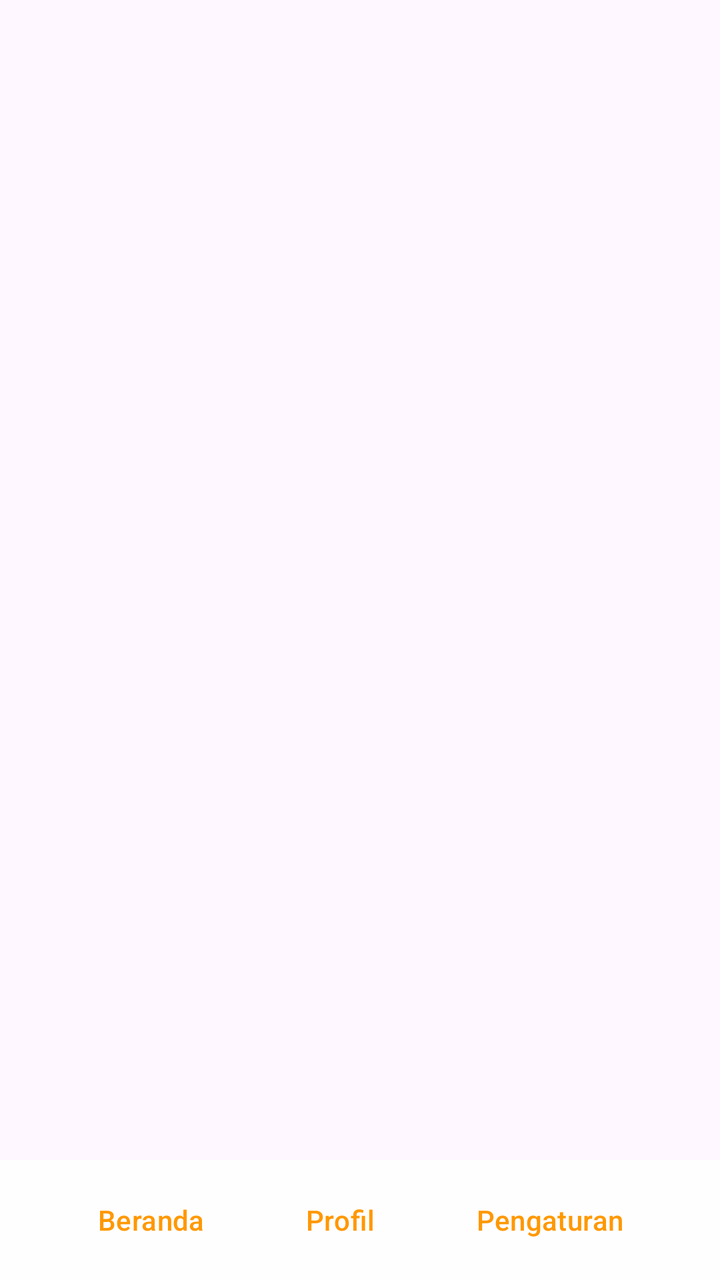
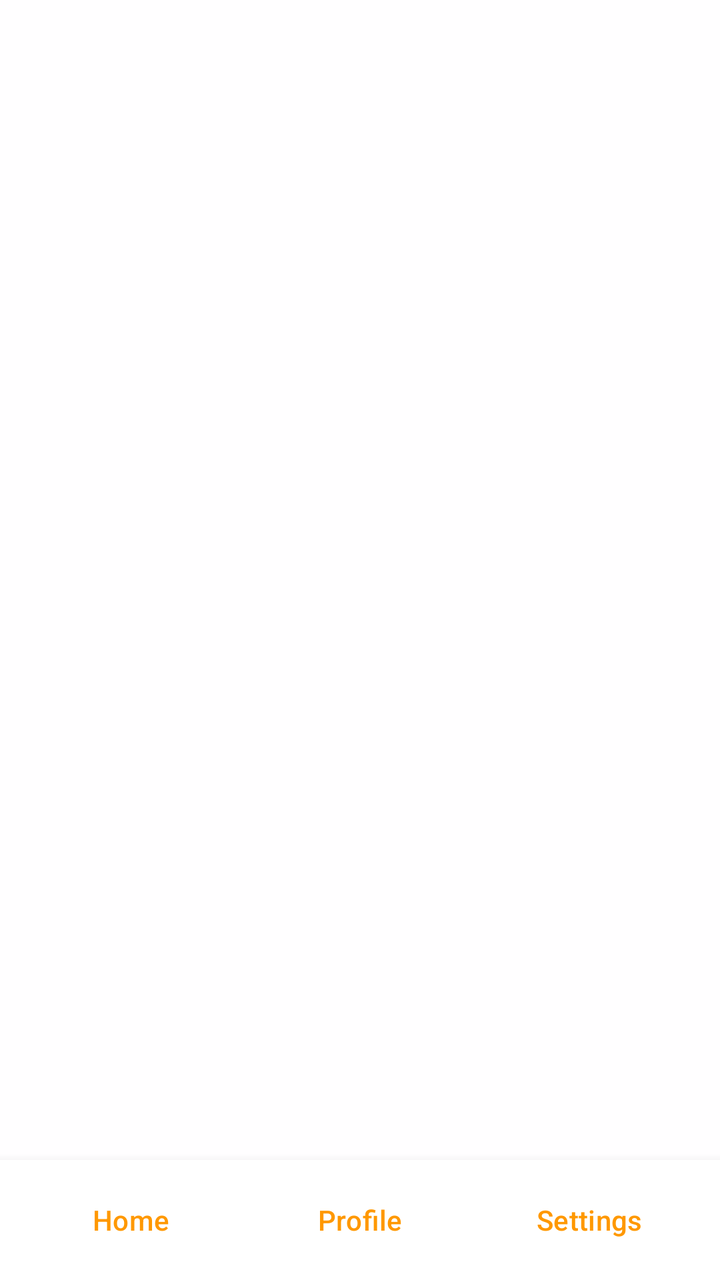

Compare the two renders of this Android layout. The source of the first and the diff that turns it into the second are given below.
<!-- AndroidManifest.xml: application theme Theme.SawitKu -->
<!-- res/layout/fragment_navbar.xml -->
<RelativeLayout xmlns:android="http://schemas.android.com/apk/res/android"
    android:layout_width="match_parent"
    android:layout_height="match_parent">

    
    <FrameLayout
        android:id="@+id/fragment_container"
        android:layout_width="match_parent"
        android:layout_height="match_parent"
        android:layout_above="@id/navbar" />

    
    <LinearLayout
        android:id="@+id/navbar"
        android:layout_width="match_parent"
        android:layout_height="60dp"
        android:background="@color/white90"
        android:orientation="horizontal"
        android:gravity="center"
        android:layout_alignParentBottom="true">

        <Button
            android:id="@+id/btnHome"
            android:layout_width="wrap_content"
            android:layout_height="wrap_content"
            android:background="@android:color/transparent"
            android:text="Beranda"
            android:textColor="#FF9800" />

        <Button
            android:id="@+id/btnProfile"
            android:layout_width="wrap_content"
            android:layout_height="wrap_content"
            android:background="@android:color/transparent"
            android:text="Profil"
            android:textColor="#FF9800" />

        <Button
            android:id="@+id/btnSetting"
            android:layout_width="wrap_content"
            android:layout_height="wrap_content"
            android:background="@android:color/transparent"
            android:text="Pengaturan"
            android:textColor="#FF9800" />
    </LinearLayout>
</RelativeLayout>
<!-- resources referenced by this layout -->
<resources>
  <color name="white90">#E6FFFFFF</color>
  <style name="Theme.SawitKu" parent="Base.Theme.SawitKu" />
  <style name="Base.Theme.SawitKu" parent="Theme.Material3.DayNight.NoActionBar">
          
          
      </style>
</resources>

<!-- the commit's change to res/layout/fragment_navbar.xml (unified diff, before → after) -->
@@ -1,10 +1,13 @@
 <RelativeLayout xmlns:android="http://schemas.android.com/apk/res/android"
+    android:id="@+id/rootLayout"
     android:layout_width="match_parent"
-    android:layout_height="match_parent">
+    android:layout_height="match_parent"
+    android:background="@color/white90"
+    android:fitsSystemWindows="true">
 
     
     <FrameLayout
-        android:id="@+id/fragment_container"
+        android:id="@+id/fragmentContainer"
         android:layout_width="match_parent"
         android:layout_height="match_parent"
         android:layout_above="@id/navbar" />
@@ -14,33 +17,41 @@
         android:id="@+id/navbar"
         android:layout_width="match_parent"
         android:layout_height="60dp"
-        android:background="@color/white90"
+        android:background="@color/white"
         android:orientation="horizontal"
         android:gravity="center"
-        android:layout_alignParentBottom="true">
+        android:layout_alignParentBottom="true"
+        android:elevation="8dp"
+        android:padding="8dp">
 
         <Button
             android:id="@+id/btnHome"
-            android:layout_width="wrap_content"
+            android:layout_width="0dp"
             android:layout_height="wrap_content"
+            android:layout_weight="1"
             android:background="@android:color/transparent"
-            android:text="Beranda"
-            android:textColor="#FF9800" />
+            android:text="Home"
+            android:textColor="@color/navbar_button_color"
+            android:textSize="14sp" />
 
         <Button
             android:id="@+id/btnProfile"
-            android:layout_width="wrap_content"
+            android:layout_width="0dp"
             android:layout_height="wrap_content"
+            android:layout_weight="1"
             android:background="@android:color/transparent"
-            android:text="Profil"
-            android:textColor="#FF9800" />
+            android:text="Profile"
+            android:textColor="@color/navbar_button_color"
+            android:textSize="14sp" />
 
         <Button
             android:id="@+id/btnSetting"
-            android:layout_width="wrap_content"
+            android:layout_width="0dp"
             android:layout_height="wrap_content"
+            android:layout_weight="1"
             android:background="@android:color/transparent"
-            android:text="Pengaturan"
-            android:textColor="#FF9800" />
+            android:text="Settings"
+            android:textColor="@color/navbar_button_color"
+            android:textSize="14sp" />
     </LinearLayout>
 </RelativeLayout>
<!-- resource entries referenced after the edit -->
@@ -1,5 +1,7 @@
 <!-- resources referenced by this layout -->
 <resources>
+  <color name="navbar_button_color">#FF9800</color>
+  <color name="white">#FFFFFFFF</color>
   <color name="white90">#E6FFFFFF</color>
   <style name="Theme.SawitKu" parent="Base.Theme.SawitKu" />
   <style name="Base.Theme.SawitKu" parent="Theme.Material3.DayNight.NoActionBar">
